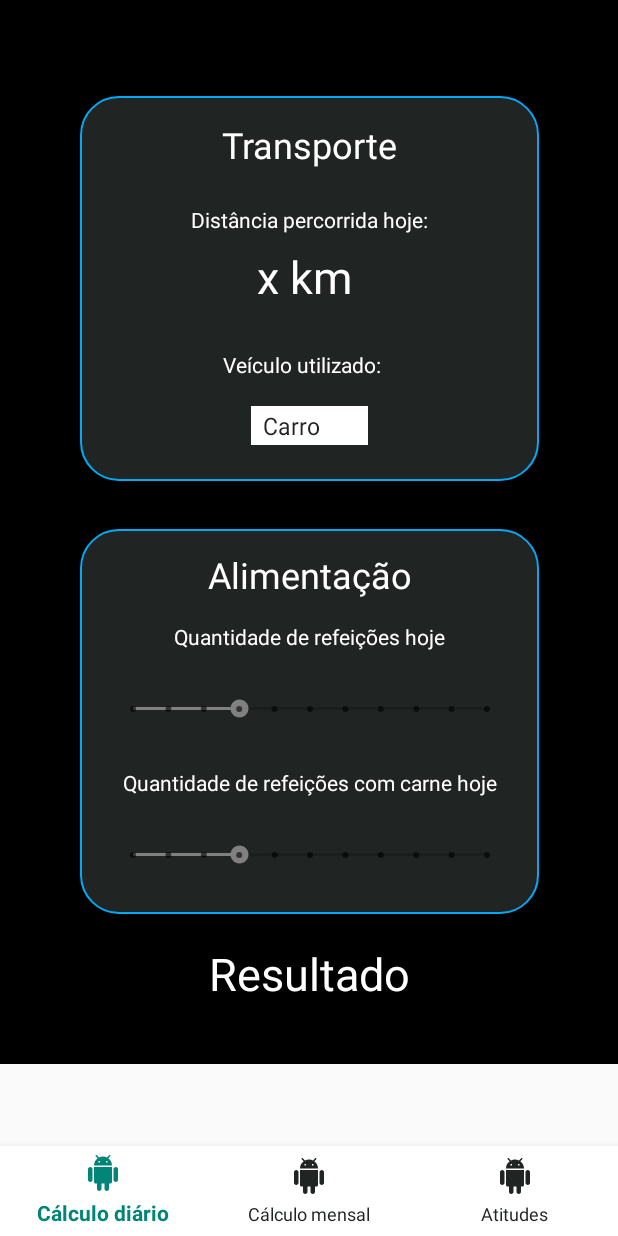
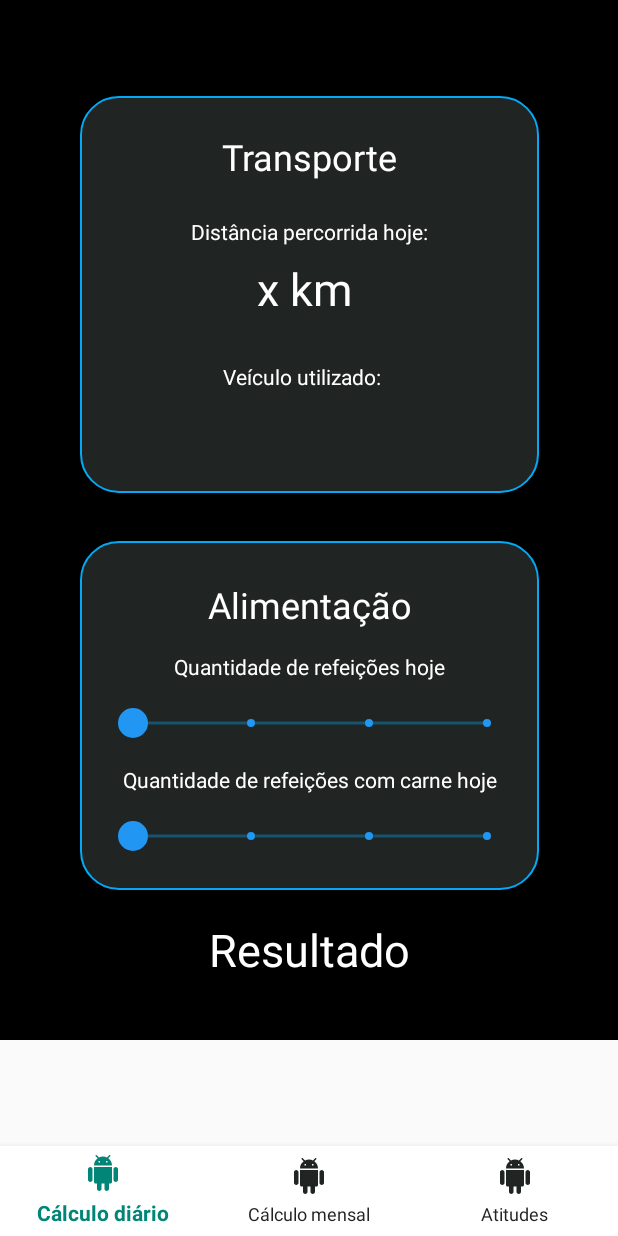
Before and after one commit to gabrbfreire/ProjCalcCarbono, an Android app: the CalcDiario screen opened directly, with no data from a screen before it, on a phone screen of 412 x 824 dp. Run offline under Robolectric (Android 15) with nearby library versions, the phone set to English and light mode, and no system bars; 1 statement that could not run was skipped.

Commit message:
calcDist

```diff
--- a/app/src/main/java/com/example/projcalccarbono/CalcDiario.java
+++ b/app/src/main/java/com/example/projcalccarbono/CalcDiario.java
@@ -11,6 +11,7 @@ import android.content.pm.PackageManager;
 import android.location.Location;
 import android.location.LocationManager;
 import android.os.Bundle;
+import android.os.Handler;
 import android.os.Looper;
 import android.provider.Settings;
 import android.view.MenuItem;
@@ -27,11 +28,15 @@ import com.google.android.gms.tasks.OnCompleteListener;
 import com.google.android.gms.tasks.Task;
 import com.google.android.material.bottomnavigation.BottomNavigationView;
 
+import java.util.ArrayList;
+
 public class CalcDiario extends AppCompatActivity {
 
     int PERMISSION_ID = 44;
     FusedLocationProviderClient mFusedLocationClient;
     TextView textView1, textView2;
+    ArrayList<Double> latitudes = new ArrayList<Double>();
+    ArrayList<Double> longitudes = new ArrayList<Double>();
 
     @Override
     protected void onCreate(Bundle savedInstanceState) {
@@ -61,15 +66,30 @@ public class CalcDiario extends AppCompatActivity {
         textView2 = findViewById(R.id.textView2);
         mFusedLocationClient = LocationServices.getFusedLocationProviderClient(this);
 
-        getLastLocation();
 
-        Spinner spinner = findViewById(R.id.spinner);
-        // Create an ArrayAdapter using the string array and a default spinner layout
-        ArrayAdapter<CharSequence> adapter = ArrayAdapter.createFromResource(this, R.array.vehicles, android.R.layout.simple_spinner_item);
-        // Specify the layout to use when the list of choices appears
-        adapter.setDropDownViewResource(android.R.layout.simple_spinner_dropdown_item);
-        // Apply the adapter to the spinner
-        spinner.setAdapter(adapter);
+        final Handler handler = new Handler();
+        handler.postDelayed(new Runnable() {
+            @Override
+            public void run() {
+                getLastLocation();
+
+
+
+                handler.postDelayed(this, 2000);
+            }
+        }, 1);
+
+
+
+
+
+//        Spinner spinner = findViewById(R.id.spinner);
+//        Create an ArrayAdapter using the string array and a default spinner layout;
+//        ArrayAdapter<CharSequence> adapter = ArrayAdapter.createFromResource(this, R.array.vehicles, android.R.layout.simple_spinner_item);
+//        Specify the layout to use when the list of choices appears;
+//        adapter.setDropDownViewResource(android.R.layout.simple_spinner_dropdown_item);
+//        Apply the adapter to the spinner
+//        spinner.setAdapter(adapter);
 
     }
 
@@ -95,8 +115,28 @@ public class CalcDiario extends AppCompatActivity {
                                 if (location == null) {
                                     requestNewLocationData();
                                 } else {
-                                    //textView1.setText(location.getLatitude()+"");
-                                    //textView2.setText(location.getLongitude()+"");
+                                    latitudes.add(location.getLatitude());
+                                    longitudes.add(location.getLongitude());
+
+
+                                    textView1.setText(location.getLatitude()+"");
+                                    textView2.setText(location.getLongitude()+"");
+
+                                    StringBuffer sb = new StringBuffer();
+
+                                    for (Double s : latitudes) {
+                                        sb.append(s);
+                                        sb.append(" ");
+                                    }
+
+                                    String str = latitudes.toString();
+
+                                    Context context = getApplicationContext();
+                                    CharSequence text = str;
+                                    int duration = Toast.LENGTH_SHORT;
+
+                                    Toast toast = Toast.makeText(context, text, duration);
+                                    toast.show();
                                 }
                             }
                         }
@@ -175,8 +215,27 @@ public class CalcDiario extends AppCompatActivity {
     public void onResume(){
         super.onResume();
         if (checkPermissions()) {
-            getLastLocation();
+            //getLastLocation();
         }
 
     }
+
+    public double calcDist(){
+        double d = 0;
+
+        for(int i = 0;i < latitudes.size(); i++) {
+            double R = 6371e3; // metres
+            double φ1 = Math.toRadians(latitudes.get(i));
+            double φ2 = Math.toRadians(latitudes.get(i + 1));
+            double Δφ = Math.toRadians(latitudes.get(i + 1) - latitudes.get(i));
+            double Δλ = Math.toRadians(latitudes.get(i + 1) - latitudes.get(i));
+
+            double a = Math.sin(Δφ / 2) * Math.sin(Δφ / 2) + Math.cos(φ1) * Math.cos(φ2) * Math.sin(Δλ / 2) * Math.sin(Δλ / 2);
+            double c = 2 * Math.atan2(Math.sqrt(a), Math.sqrt(1 - a));
+
+            d = d + (R * c);
+        }
+
+        return d;
+    }
 }
--- a/app/src/main/res/layout/activity_calc_diario.xml
+++ b/app/src/main/res/layout/activity_calc_diario.xml
@@ -34,7 +34,7 @@
                     android:id="@+id/textVie"
                     android:layout_width="wrap_content"
                     android:layout_height="wrap_content"
-                    android:layout_marginTop="16dp"
+                    android:layout_marginTop="24dp"
                     android:text="Transporte"
                     android:textColor="@android:color/background_light"
                     android:textSize="24sp"
@@ -139,17 +139,36 @@
                     app:layout_constraintStart_toStartOf="parent"
                     app:layout_constraintTop_toBottomOf="@+id/textView11" />
 
-                <SeekBar
+
+                <com.warkiz.widget.IndicatorSeekBar
                     android:id="@+id/seekBar"
                     style="@style/Widget.AppCompat.SeekBar.Discrete"
                     android:layout_width="268dp"
                     android:layout_height="46dp"
                     android:layout_marginTop="16dp"
-                    android:max="10"
-                    android:progress="3"
+                    app:isb_indicator_color="@color/colorBlue"
+                    app:isb_indicator_text_size="18sp"
+                    app:isb_max="4"
+                    app:isb_min="1"
+
+
+                    app:isb_only_thumb_draggable="false"
+                    app:isb_progress="1"
+                    app:isb_seek_smoothly="false"
+                    app:isb_show_indicator="rounded_rectangle"
+                    app:isb_show_tick_marks_type="oval"
+                    app:isb_thumb_color="@color/colorBlue"
+                    app:isb_thumb_size="20dp"
+                    app:isb_tick_marks_color="@color/colorBlue"
+                    app:isb_tick_marks_size="5dp"
+                    app:isb_ticks_count="4"
+                    app:isb_track_background_color="@color/colorLightBlue"
+                    app:isb_track_background_size="2dp"
+                    app:isb_track_progress_color="@color/colorBlue"
+                    app:isb_track_progress_size="4dp"
                     app:layout_constraintEnd_toEndOf="parent"
                     app:layout_constraintStart_toStartOf="parent"
-                    app:layout_constraintTop_toBottomOf="@+id/textView6" />
+                    app:layout_constraintTop_toBottomOf="@+id/textView6"/>
 
                 <TextView
                     android:id="@+id/textView7"
@@ -162,15 +181,34 @@
                     app:layout_constraintStart_toStartOf="parent"
                     app:layout_constraintTop_toBottomOf="@+id/seekBar" />
 
-                <SeekBar
+
+                <com.warkiz.widget.IndicatorSeekBar
                     android:id="@+id/seekBar1"
                     style="@style/Widget.AppCompat.SeekBar.Discrete"
                     android:layout_width="268dp"
                     android:layout_height="46dp"
                     android:layout_marginTop="16dp"
-                    android:layout_marginBottom="16dp"
-                    android:max="10"
-                    android:progress="3"
+                    android:layout_marginBottom="24dp"
+                    app:isb_indicator_color="@color/colorBlue"
+                    app:isb_indicator_text_size="18sp"
+                    app:isb_max="4"
+
+
+                    app:isb_min="1"
+                    app:isb_only_thumb_draggable="false"
+                    app:isb_progress="1"
+                    app:isb_seek_smoothly="false"
+                    app:isb_show_indicator="rounded_rectangle"
+                    app:isb_show_tick_marks_type="oval"
+                    app:isb_thumb_color="@color/colorBlue"
+                    app:isb_thumb_size="20dp"
+                    app:isb_tick_marks_color="@color/colorBlue"
+                    app:isb_tick_marks_size="5dp"
+                    app:isb_ticks_count="4"
+                    app:isb_track_background_color="@color/colorLightBlue"
+                    app:isb_track_background_size="2dp"
+                    app:isb_track_progress_color="@color/colorBlue"
+                    app:isb_track_progress_size="4dp"
                     app:layout_constraintBottom_toBottomOf="parent"
                     app:layout_constraintEnd_toEndOf="parent"
                     app:layout_constraintStart_toStartOf="parent"
@@ -180,7 +218,7 @@
                     android:id="@+id/textView11"
                     android:layout_width="wrap_content"
                     android:layout_height="wrap_content"
-                    android:layout_marginTop="12dp"
+                    android:layout_marginTop="24dp"
                     android:text="Alimentação"
                     android:textColor="@android:color/background_light"
                     android:textSize="24sp"
--- a/app/src/main/res/values/colors.xml
+++ b/app/src/main/res/values/colors.xml
@@ -2,7 +2,7 @@
 <resources>
     <color name="colorBlue">#2196F3</color>
     <color name="colorGrey">#009688</color>
-    <color name="colorLightBlue">#A903A9F4</color>
+    <color name="colorLightBlue">#5B03A9F4</color>
     <color name="colorPrimary">#008577</color>
     <color name="colorPrimaryDark">#202423</color>
     <color name="colorAccent">#808080</color>
```
